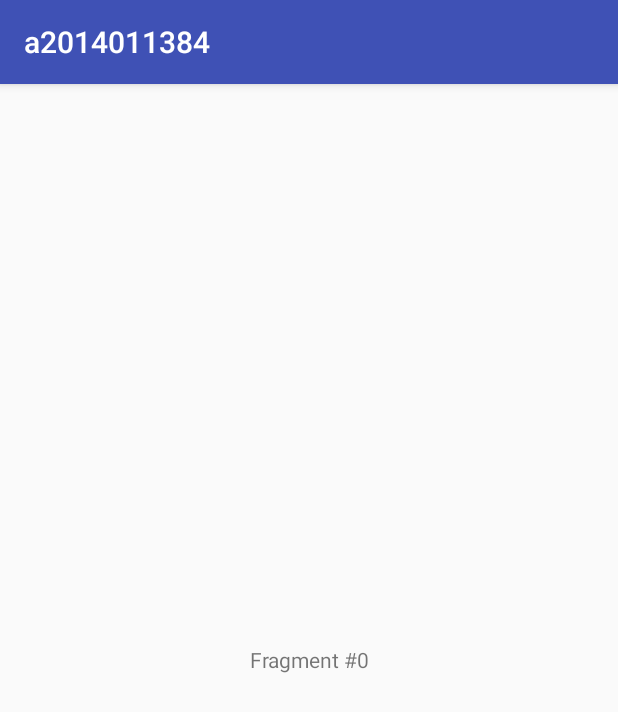
After one commit to haoxizhong/Android, an Android app: the fragment PageFragment shown on its own in the app's theme, on a phone screen of 412 x 824 dp. The commit adds this screen. Shown: the top 712 px of the screen. Run offline under Robolectric (Android 15) with nearby library versions, the phone set to English and light mode, and no system bars; 1 statement that could not run was skipped.

Commit message:
Tab layout done

```diff
--- a/app/build.gradle
+++ b/app/build.gradle
@@ -24,6 +24,10 @@ dependencies {
     testCompile 'junit:junit:4.12'
     compile 'com.android.support:appcompat-v7:24.2.0'
     compile 'com.squareup.okhttp3:okhttp:3.4.1'
+    compile "com.android.support:appcompat-v7:24.0.0"
+    compile "com.android.support:design:24.0.0"
+    compile "com.android.support:recyclerview-v7:24.0.0"
+    compile 'com.android.support:design:24.0.0'
     compile (
             [group: 'com.fasterxml.jackson.core', name: 'jackson-core', version: '2.8.1'],
             [group: 'com.fasterxml.jackson.core', name: 'jackson-annotations', version: '2.8.1'],
--- /dev/null
+++ b/app/src/main/java/com/ihandy/a2014011384/PageFragment.java
@@ -0,0 +1,40 @@
+package com.ihandy.a2014011384;
+
+import android.os.Bundle;
+import android.support.v4.app.Fragment;
+import android.view.LayoutInflater;
+import android.view.View;
+import android.view.ViewGroup;
+import android.widget.TextView;
+
+/**
+ * Created by lenovo on 2016/9/1.
+ */
+public class PageFragment extends Fragment {
+    public static final String ARG_PAGE = "ARG_PAGE";
+
+    private int mPage;
+
+    public static PageFragment newInstance(int page) {
+        Bundle args = new Bundle();
+        args.putInt(ARG_PAGE, page);
+        PageFragment fragment = new PageFragment();
+        fragment.setArguments(args);
+        return fragment;
+    }
+
+    @Override
+    public void onCreate(Bundle savedInstanceState) {
+        super.onCreate(savedInstanceState);
+        mPage = getArguments().getInt(ARG_PAGE);
+    }
+
+    @Override
+    public View onCreateView(LayoutInflater inflater, ViewGroup container,
+                             Bundle savedInstanceState) {
+        View view = inflater.inflate(R.layout.fragment_page, container, false);
+        TextView textView = (TextView) view;
+        textView.setText("Fragment #" + mPage);
+        return view;
+    }
+}
--- /dev/null
+++ b/app/src/main/res/layout/fragment_page.xml
@@ -0,0 +1,5 @@
+<?xml version="1.0" encoding="utf-8"?>
+<TextView xmlns:android="http://schemas.android.com/apk/res/android"
+    android:layout_width="match_parent"
+    android:layout_height="match_parent"
+    android:gravity="center" />
--- a/build.gradle
+++ b/build.gradle
@@ -6,7 +6,6 @@ buildscript {
     }
     dependencies {
         classpath 'com.android.tools.build:gradle:2.1.2'
-
         // NOTE: Do not place your application dependencies here; they belong
         // in the individual module build.gradle files
     }
```
Also changed, not shown: app/src/main/java/com/ihandy/a2014011384/MainActivity.java (+29 -11 lines), app/src/main/java/com/ihandy/a2014011384/News.java (added, +7 -0 lines), app/src/main/java/com/ihandy/a2014011384/SampleFragmentPagerAdapter.java (added, +47 -0 lines), app/src/main/res/layout/activity_main.xml (+17 -16 lines).
